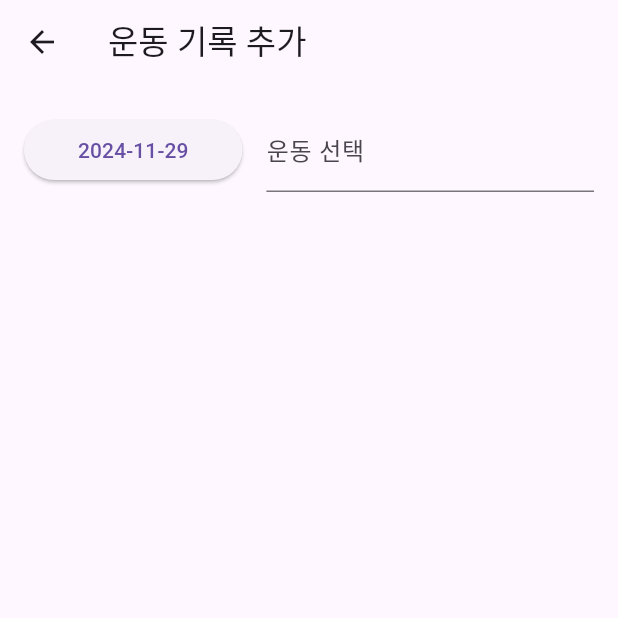
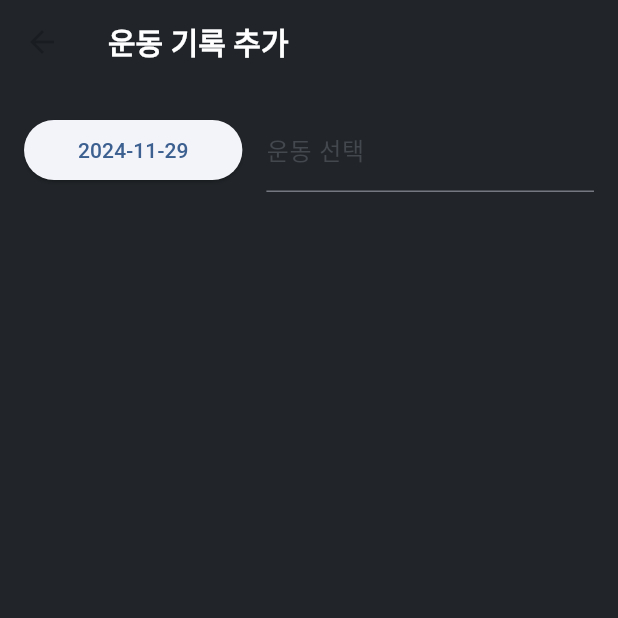
Before and after one commit to guswls6212/health_record, a Flutter app: the screen it shows after launch, after a tap on the "add" icon, on a phone screen of 412 x 824 dp, the top half of it. Run offline on Flutter 3.47's test engine with Material 3 defaults, Android fonts, the light colour scheme and no system bars; our stand-ins replace flutter_typeahead, shared_preferences, sqflite, table_calendar; accounts and stored records are empty; generated files the repository leaves out were written again.

Commit message:
앱바, 바텀네비게이션 공통 테마 적용 달력부분 뺌 textTheme설정해서 각 화면 텍스트에 적용해야함

```diff
--- a/lib/main.dart
+++ b/lib/main.dart
@@ -132,6 +132,37 @@ class _MyAppState extends State<MyApp> {
   @override
   Widget build(BuildContext context) {
     return MaterialApp(
+      theme: ThemeData(
+          // 머티리얼 3 사용
+          useMaterial3: true,
+          textTheme: const TextTheme(
+            titleLarge: TextStyle(color: Colors.white),
+          ),
+          //기본 색상 설정
+          colorScheme: ColorScheme.fromSeed(seedColor: const Color(0xFF1976D2)),
+          scaffoldBackgroundColor: const Color(0xFF212529),
+          appBarTheme: const AppBarTheme(
+              backgroundColor: Color(0xFF212529),
+              titleTextStyle: TextStyle(
+                  color: Colors.white,
+                  fontSize: 20.0,
+                  fontWeight: FontWeight.bold)
+              // Theme.of(context).textTheme.titleLarge,
+              ),
+          bottomNavigationBarTheme: const BottomNavigationBarThemeData(
+            backgroundColor: Color(0xFF212529),
+            unselectedItemColor: Colors.white,
+            selectedItemColor: Color(0xFF1976D2),
+            elevation: 4.0,
+          ),
+          navigationBarTheme: NavigationBarThemeData(
+            backgroundColor: const Color(0xFF212529),
+            indicatorColor: const Color(0xFF1976D2),
+            iconTheme: WidgetStateProperty.all(
+                const IconThemeData(color: Colors.white)),
+            labelTextStyle:
+                WidgetStateProperty.all(const TextStyle(color: Colors.white)),
+          )),
       locale: _locale,
       localizationsDelegates: [
         AppLocalizations.delegate,
@@ -188,9 +219,9 @@ class _MainScreenState extends State<MainScreen> {
       HistoryDailyScreen(
           appLocalizations: widget.appLocalizations,
           setLocale: widget.setLocale), // AppLocalizations 전달
-      StepCalendar(
-          appLocalizations: widget.appLocalizations,
-          setLocale: widget.setLocale), // AppLocalizations 전달
+      // StepCalendar(
+      //     appLocalizations: widget.appLocalizations,
+      //     setLocale: widget.setLocale), // AppLocalizations 전달
       BodyPartListScreen(
           appLocalizations: widget.appLocalizations,
           setLocale: widget.setLocale),
@@ -200,16 +231,42 @@ class _MainScreenState extends State<MainScreen> {
       body: Center(
         child: _widgetOptions.elementAt(_selectedIndex),
       ),
-      bottomNavigationBar: BottomNavigationBar(
+      bottomNavigationBar:
+          // NavigationBar(
+          //   onDestinationSelected: (int index) {
+          //     setState(() {
+          //       _selectedIndex = index;
+          //     });
+          //   },
+          //   // indicatorColor: Colors.amber,
+          //   selectedIndex: _selectedIndex,
+          //   destinations: const <Widget>[
+          //     NavigationDestination(
+          //       // selectedIcon: Icon(Icons.home),
+          //       icon: Icon(Icons.date_range),
+          //       label: '여정',
+          //     ),
+          //     // NavigationDestination(
+          //     //   icon: Icon(Icons.calendar_today),
+          //     //   label: '여정',
+          //     // ),
+          //     NavigationDestination(
+          //       icon: Icon(Icons.fitness_center),
+          //       label: '운동 종류',
+          //     ),
+          //   ],
+          // ),
+
+          BottomNavigationBar(
         items: const <BottomNavigationBarItem>[
           BottomNavigationBarItem(
-            icon: Icon(Icons.home),
-            label: '홈',
-          ),
-          BottomNavigationBarItem(
-            icon: Icon(Icons.calendar_today),
+            icon: Icon(Icons.date_range),
             label: '여정',
           ),
+          // BottomNavigationBarItem(
+          //   icon: Icon(Icons.calendar_today),
+          //   label: '여정',
+          // ),
           BottomNavigationBarItem(
             icon: Icon(Icons.fitness_center),
             label: '운동 종류',
--- a/lib/src/screen/history_daily_screen.dart
+++ b/lib/src/screen/history_daily_screen.dart
@@ -33,9 +33,12 @@ class _HistoryDailyScreenState extends State<HistoryDailyScreen> {
     return Scaffold(
       appBar: AppBar(
         title: Center(
-            child: Text(DateFormat(widget.appLocalizations.date,
-                    widget.appLocalizations.localeName)
-                .format(DateTime.now()))),
+            child: Text(
+          DateFormat(widget.appLocalizations.date,
+                  widget.appLocalizations.localeName)
+              .format(DateTime.now()),
+          // style: Theme.of(context).textTheme.titleLarge,
+        )),
         actions: [
           IconButton(
             icon: Icon(Icons.settings),
```
